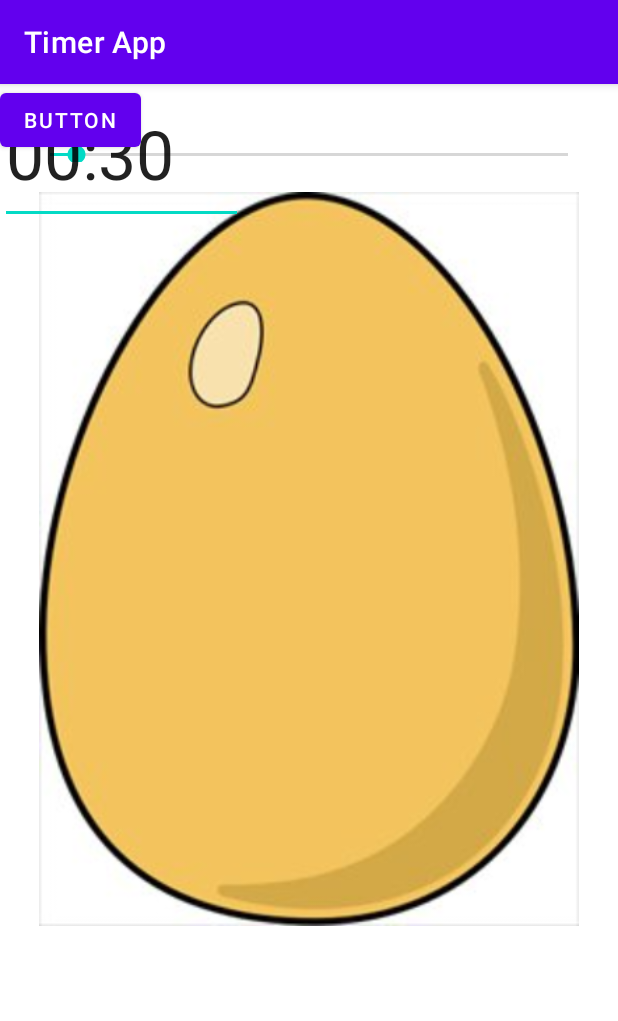
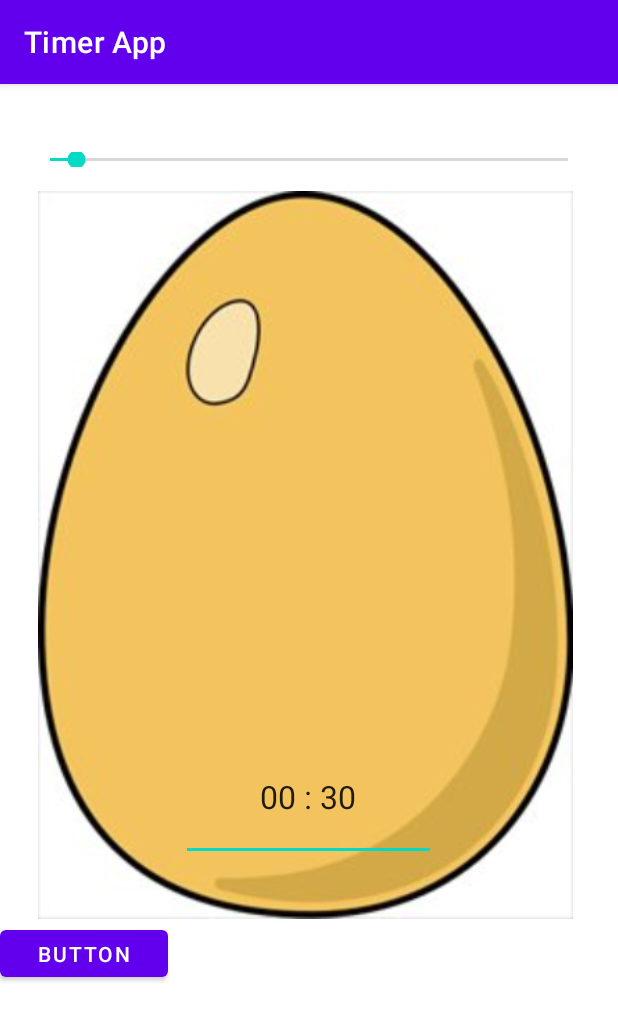
Before and after one commit to satyamgupta0202/Stopwatch, an Android app: the MainActivity screen opened directly, with no data from a screen before it, on a phone screen of 412 x 824 dp. Shown: the top 1021 px of the screen. Run offline under Robolectric (Android 15) with nearby library versions, the phone set to English and light mode, and no system bars.

Commit message:
Basic Layout Set

```diff
--- a/app/src/main/java/com/example/timerapp/MainActivity.java
+++ b/app/src/main/java/com/example/timerapp/MainActivity.java
@@ -19,11 +19,13 @@ public class MainActivity extends AppCompatActivity {
         timerSeekBar.setOnSeekBarChangeListener(new SeekBar.OnSeekBarChangeListener() {
             @Override
             public void onProgressChanged(SeekBar seekBar, int progress, boolean fromUser) {
-
+                int minutes = progress/60;
+                int second = progress - (minutes * 60);
+                timerTextView.setText(Integer.toString(minutes) + ":" + Integer.toString(second));
             }
 
             @Override
-            public void onStartTrackingTouch(SeekBar seekBar) {
+            public void onStartTrackingTouch(SeekBar seekBar){
 
             }
 
--- a/app/src/main/res/layout/activity_main.xml
+++ b/app/src/main/res/layout/activity_main.xml
@@ -5,20 +5,6 @@
     android:layout_width="match_parent"
     android:layout_height="match_parent"
     tools:context=".MainActivity">
-
-    <ImageView
-        android:id="@+id/imageView"
-        android:layout_width="369dp"
-        android:layout_height="489dp"
-        android:layout_marginStart="20dp"
-        android:layout_marginLeft="20dp"
-        android:layout_marginTop="72dp"
-        android:layout_marginEnd="20dp"
-        android:layout_marginRight="20dp"
-        app:layout_constraintEnd_toEndOf="parent"
-        app:layout_constraintStart_toStartOf="parent"
-        app:layout_constraintTop_toTopOf="parent"
-        app:srcCompat="@drawable/egg" />
 
     <SeekBar
         android:id="@+id/seekBar"
@@ -29,28 +15,50 @@
         android:layout_marginTop="45dp"
         android:layout_marginEnd="10dp"
         android:layout_marginRight="10dp"
-        android:layout_marginBottom="23dp"
-        app:layout_constraintBottom_toTopOf="@+id/imageView"
         app:layout_constraintEnd_toEndOf="parent"
         app:layout_constraintStart_toStartOf="parent"
         app:layout_constraintTop_toTopOf="parent" />
 
-    <Button
-        android:id="@+id/buttonView"
-        android:layout_width="wrap_content"
-        android:layout_height="wrap_content"
-        android:text="Button"
-        tools:layout_editor_absoluteX="159dp"
-        tools:layout_editor_absoluteY="369dp" />
+    <ImageView
+        android:id="@+id/imageView"
+        android:layout_width="374dp"
+        android:layout_height="485dp"
+        android:layout_marginStart="22dp"
+        android:layout_marginLeft="22dp"
+        android:layout_marginTop="16dp"
+        android:layout_marginEnd="21dp"
+        android:layout_marginRight="21dp"
+        app:layout_constraintEnd_toEndOf="parent"
+        app:layout_constraintHorizontal_bias="1.0"
+        app:layout_constraintStart_toStartOf="parent"
+        app:layout_constraintTop_toBottomOf="@+id/seekBar"
+        app:srcCompat="@drawable/egg" />
 
     <EditText
         android:id="@+id/textView"
-        android:layout_width="162dp"
-        android:layout_height="93dp"
+        android:layout_width="170dp"
+        android:layout_height="85dp"
+        android:layout_marginStart="100dp"
+        android:layout_marginLeft="100dp"
+        android:layout_marginEnd="101dp"
+        android:layout_marginRight="101dp"
+        android:layout_marginBottom="250dp"
         android:ems="10"
-        android:text="00:30"
-        android:textSize="45dp"
-        app:flow_verticalAlign="bottom"
-        tools:layout_editor_absoluteX="124dp"
-        tools:layout_editor_absoluteY="241dp" />
+        android:gravity="center"
+        android:inputType="time"
+        android:text="00 : 30"
+        android:textSize="21dp"
+        app:layout_constraintBottom_toBottomOf="parent"
+        app:layout_constraintEnd_toEndOf="parent"
+        app:layout_constraintStart_toStartOf="parent" />
+
+    <Button
+        android:id="@+id/button4"
+        android:layout_width="112dp"
+        android:layout_height="43dp"
+        android:layout_marginTop="40dp"
+        android:text="Button"
+        app:layout_constraintTop_toBottomOf="@+id/textView"
+        tools:layout_editor_absoluteX="242dp" />
+
 </androidx.constraintlayout.widget.ConstraintLayout>
```
